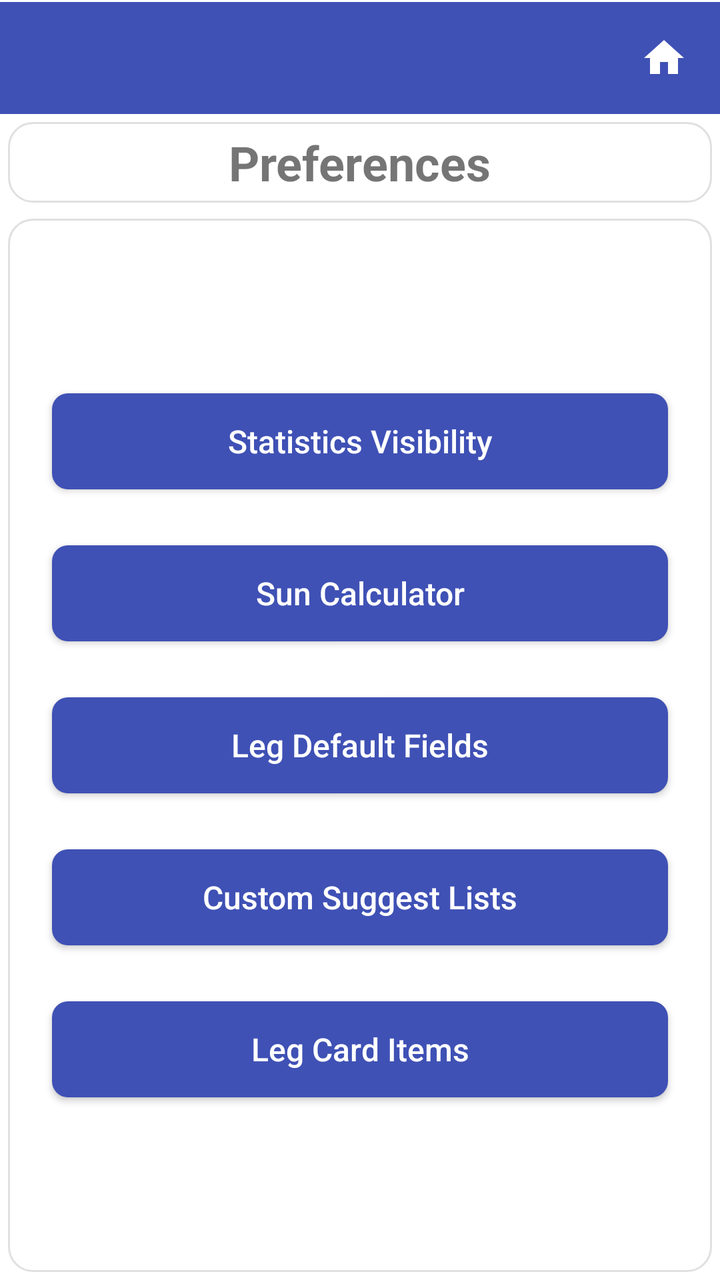
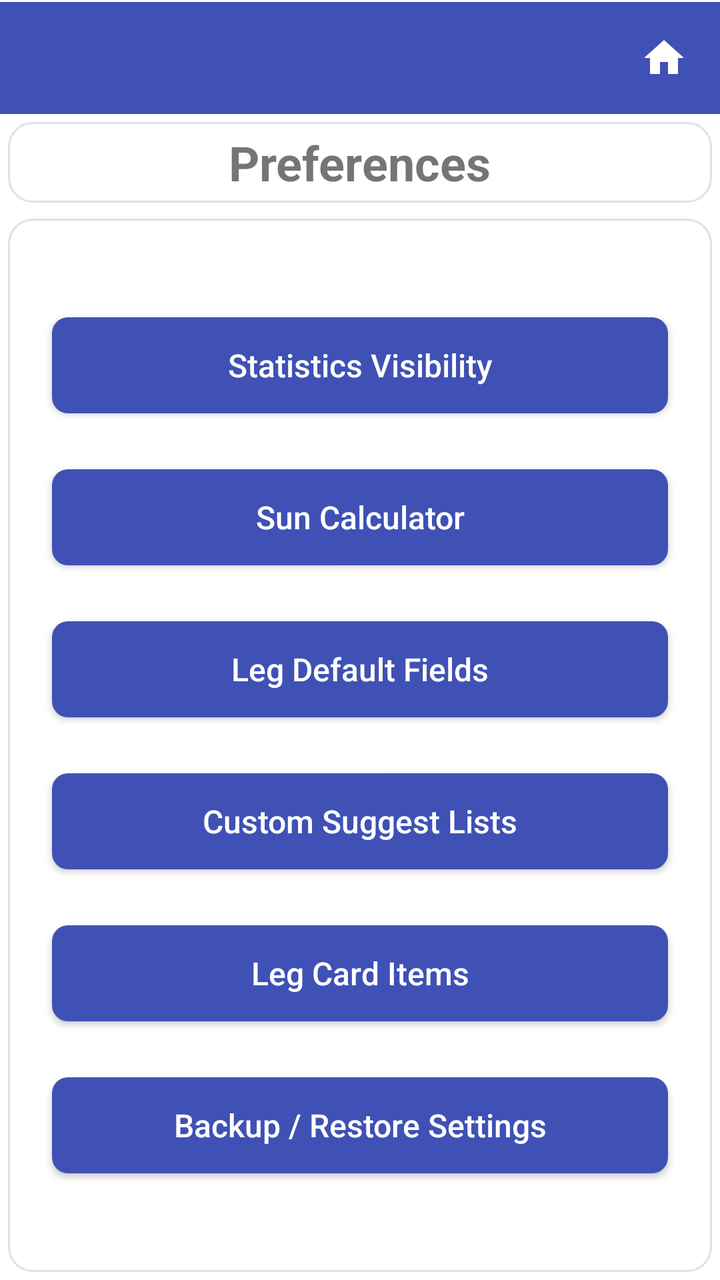

Two renders of the same Android screen: before a commit and after it. Below are the layout's source before the change and the commit's diff.
<!-- AndroidManifest.xml: application theme Theme.StripToLogbook.View -->
<!-- res/layout/activity_preferences.xml -->
<?xml version="1.0" encoding="utf-8"?>
<LinearLayout xmlns:android="http://schemas.android.com/apk/res/android"
    android:layout_width="match_parent"
    android:layout_height="match_parent"
    android:orientation="vertical">

    
    <include layout="@layout/view_app_toolbar" />

    
    <LinearLayout
        style="@style/Card.Surface"
        android:layout_width="match_parent"
        android:layout_height="wrap_content"
        android:autoSizeTextType="uniform"
        android:orientation="vertical"
        android:gravity="center">

        <TextView
            android:layout_width="wrap_content"
            android:layout_height="wrap_content"
            android:text="Preferences"
            android:textSize="24sp"
            android:textStyle="bold" />

    </LinearLayout>

    
    <LinearLayout
        style="@style/Card.Surface"
        android:layout_width="match_parent"
        android:layout_height="match_parent"
        android:orientation="vertical"
        android:padding="16dp"
        android:gravity="center">

        <Button
            android:id="@+id/btn_statistics_visibility"
            style="@style/PrimaryButtonStyle"
            android:layout_width="match_parent"
            android:layout_height="wrap_content"
            android:text="Statistics Visibility" />

        <Space android:layout_width="match_parent" android:layout_height="16dp" />

        <Button
            android:id="@+id/btn_sun_calculator"
            style="@style/PrimaryButtonStyle"
            android:layout_width="match_parent"
            android:layout_height="wrap_content"
            android:text="Sun Calculator" />

        <Space android:layout_width="match_parent" android:layout_height="16dp" />

        <Button
            android:id="@+id/btn_default_fields"
            style="@style/PrimaryButtonStyle"
            android:layout_width="match_parent"
            android:layout_height="wrap_content"
            android:text="Leg Default Fields" />

        <Space android:layout_width="match_parent" android:layout_height="16dp" />

        <Button
            android:id="@+id/btn_custom_lists"
            style="@style/PrimaryButtonStyle"
            android:layout_width="match_parent"
            android:layout_height="wrap_content"
            android:text="Custom Suggest Lists" />

        <Space android:layout_width="match_parent" android:layout_height="16dp" />

        <Button
            android:id="@+id/btn_leg_items"
            style="@style/PrimaryButtonStyle"
            android:layout_width="match_parent"
            android:layout_height="wrap_content"
            android:text="Leg Card Items" />
        
        
        

    </LinearLayout>
</LinearLayout>
<!-- res/layout/view_app_toolbar.xml (included above) -->
<?xml version="1.0" encoding="utf-8"?>
<LinearLayout xmlns:android="http://schemas.android.com/apk/res/android"
    android:id="@+id/toolbar_container"
    android:layout_width="match_parent"
    android:layout_height="wrap_content"
    android:orientation="vertical"
    android:background="@color/colorPrimary">

    <View
        android:id="@+id/status_bar_spacer"
        android:layout_width="match_parent"
        android:layout_height="0dp"
        android:background="@color/colorPrimary" />

    <View
        android:layout_width="match_parent"
        android:layout_height="1dp"
        android:background="@color/surface" />

    <LinearLayout
        android:layout_width="match_parent"
        android:layout_height="wrap_content"
        android:orientation="horizontal"
        android:gravity="center_vertical"
        android:background="@color/colorPrimary">

        <androidx.appcompat.widget.Toolbar
            android:id="@+id/toolbar"
            style="@style/ToolbarStyle"
            android:layout_width="0dp"
            android:layout_height="wrap_content"
            android:layout_weight="1"
            android:background="@color/colorPrimary"
            android:minHeight="?attr/actionBarSize" />

        <ImageButton
            android:id="@+id/btn_home"
            android:layout_width="?attr/actionBarSize"
            android:layout_height="?attr/actionBarSize"
            android:background="?attr/selectableItemBackgroundBorderless"
            android:contentDescription="Home"
            android:src="@drawable/ic_home" />
    </LinearLayout>
</LinearLayout>
<!-- resources referenced by this layout -->
<resources>
  <color name="colorPrimary">#3F51B5</color>
  <color name="surface">#FFFFFFFF</color>
  <!-- drawable ic_home (drawable) -->
  <?xml version="1.0" encoding="utf-8"?>
  <vector xmlns:android="http://schemas.android.com/apk/res/android"
      android:width="24dp"
      android:height="24dp"
      android:viewportWidth="24"
      android:viewportHeight="24">
      <path
          android:fillColor="@color/surface"
          android:pathData="M10,20v-6h4v6h5v-8h3L12,3 2,12h3v8z" />
  </vector>
  <style name="Card.Surface">
          <item name="android:background">@drawable/bg_card</item>
          <item name="android:padding">4dp</item>
          <item name="android:layout_margin">4dp</item>
      </style>
  <style name="PrimaryButtonStyle" parent="Widget.AppCompat.Button">
          <item name="android:background">@drawable/bg_button_primary</item>
          <item name="android:textColor">@color/surface</item>
          <item name="android:textSize">16sp</item>
          <item name="android:layout_margin">6dp</item>
          <item name="android:textAllCaps">false</item>
          <item name="android:gravity">center</item>
      </style>
  <style name="ToolbarStyle" parent="Widget.AppCompat.Toolbar">
          <item name="android:background">@color/colorPrimary</item>
          <item name="titleTextAppearance">@style/ToolbarTitleStyle</item>
      </style>
  <!-- drawable bg_card (drawable) -->
  <?xml version="1.0" encoding="utf-8"?>
  <shape xmlns:android="http://schemas.android.com/apk/res/android">
      <solid android:color="@color/surface" />
      <corners android:radius="12dp" />
      <stroke android:width="1dp"
          android:color="@color/border" />
  </shape>
  <!-- drawable bg_button_primary (drawable) -->
  <?xml version="1.0" encoding="utf-8"?>
  <shape xmlns:android="http://schemas.android.com/apk/res/android">
      <solid android:color="@color/colorPrimary" />
      <corners android:radius="8dp" />
  </shape>
  <style name="ToolbarTitleStyle" parent="Widget.AppCompat.EditText">
          
          <item name="android:textColor">@color/surface</item>
          <item name="tint">@android:color/white</item>
      </style>
  <color name="purple_500">#FF6200EE</color>
  <color name="purple_700">#FF3700B3</color>
  <color name="teal_200">#FF03DAC5</color>
  <color name="dropdown_background">#FFFFFFFF</color>
  <style name="NoBackgroundTextView" parent="Widget.AppCompat.TextView">
          <item name="android:background">@null</item>
      </style>
  <style name="MyAutoCompleteTextViewStyle" parent="Widget.AppCompat.AutoCompleteTextView">
          <item name="android:textSize">16sp</item>
          <item name="android:textColor">@color/text_primary</item>
          <item name="android:fontFamily">sans-serif</item>
          <item name="android:popupBackground">@color/dropdown_background</item>
      </style>
  <style name="ToolbarNavButtonStyle" parent="Widget.AppCompat.Toolbar.Button.Navigation">
          <item name="android:tint">@color/surface</item>
      </style>
  <color name="border">#E0E0E0</color>
  <!-- drawable edittext_background (drawable) -->
  <selector xmlns:android="http://schemas.android.com/apk/res/android">
      <item android:state_enabled="false"
          android:drawable="@android:color/transparent" />
      <item android:drawable="@drawable/edittext_background_shape" />
  
  
  
  </selector>
  <color name="text_primary">#DE000000</color>
  <!-- drawable edittext_background_shape (drawable) -->
  <shape xmlns:android="http://schemas.android.com/apk/res/android">
      <solid android:color="@color/edittext_background_color" />
      <corners android:radius="4dp" />
      
      <stroke android:width="1dp" android:color="@color/edittext_stroke_color" />
  </shape>
  <color name="edittext_background_color">#F5F5F5</color>
  <color name="edittext_stroke_color">#DDDDDD</color>
  <!-- unchanged entries left out for length: 2 -->
</resources>

<!-- the commit's change to res/layout/activity_preferences.xml (unified diff, before → after) -->
@@ -76,6 +76,19 @@
             android:layout_width="match_parent"
             android:layout_height="wrap_content"
             android:text="Leg Card Items" />
+
+        <Space
+            android:layout_width="match_parent"
+            android:layout_height="16dp" />
+
+        <Button
+            android:id="@+id/btn_settings_backup"
+            style="@style/PrimaryButtonStyle"
+            android:layout_width="match_parent"
+            android:layout_height="wrap_content"
+            android:text="Backup / Restore Settings" />
+
+
         
         
         
